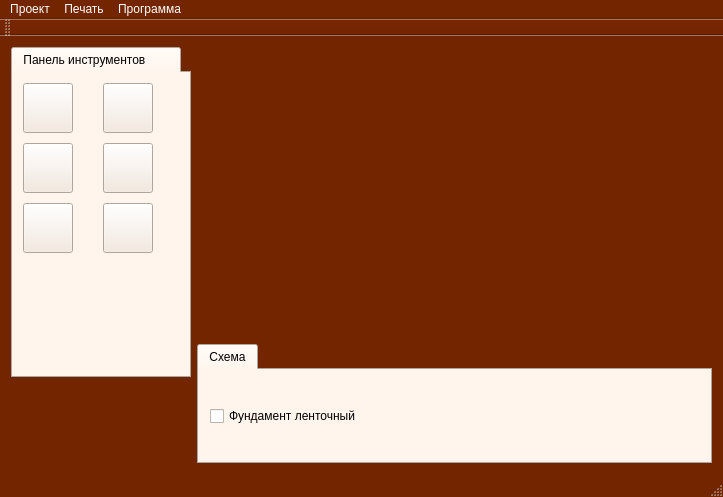
Old version of the form untitled/mainwindow.ui in the repository Constantine1991/wall.
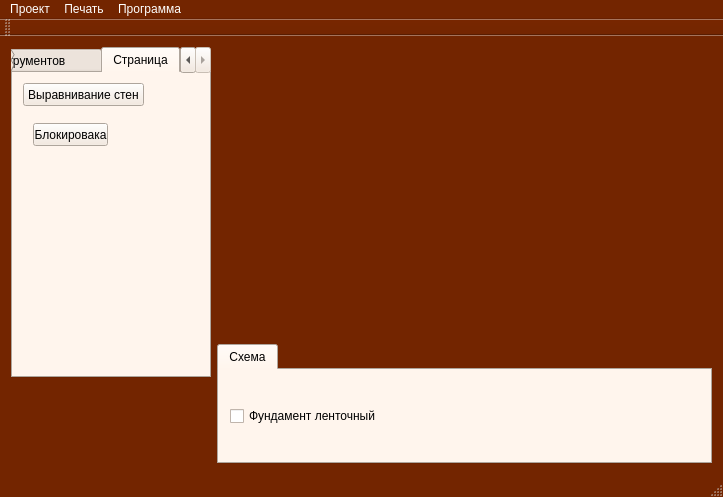
New version of the form. Icons and pictures are not drawn. Custom widgets are drawn as their Qt base class.

Diff of the .ui file:
```diff
--- a/untitled/mainwindow.ui
+++ b/untitled/mainwindow.ui
@@ -446,13 +446,13 @@
         </property>
         <property name="minimumSize">
          <size>
-          <width>180</width>
+          <width>200</width>
           <height>0</height>
          </size>
         </property>
         <property name="maximumSize">
          <size>
-          <width>180</width>
+          <width>200</width>
           <height>16777215</height>
          </size>
         </property>
@@ -872,7 +872,10 @@
          </palette>
         </property>
         <property name="currentIndex">
-         <number>0</number>
+         <number>1</number>
+        </property>
+        <property name="tabsClosable">
+         <bool>false</bool>
         </property>
         <widget class="QWidget" name="tab">
          <attribute name="title">
@@ -881,7 +884,7 @@
          <widget class="QPushButton" name="pushButton">
           <property name="geometry">
            <rect>
-            <x>10</x>
+            <x>30</x>
             <y>10</y>
             <width>50</width>
             <height>50</height>
@@ -893,11 +896,14 @@
           <property name="text">
            <string/>
           </property>
+          <property name="checkable">
+           <bool>true</bool>
+          </property>
          </widget>
          <widget class="QPushButton" name="pushButton_3">
           <property name="geometry">
            <rect>
-            <x>10</x>
+            <x>30</x>
             <y>70</y>
             <width>50</width>
             <height>50</height>
@@ -913,7 +919,7 @@
          <widget class="QPushButton" name="pushButton_5">
           <property name="geometry">
            <rect>
-            <x>10</x>
+            <x>30</x>
             <y>130</y>
             <width>50</width>
             <height>50</height>
@@ -929,7 +935,7 @@
          <widget class="QPushButton" name="pushButton_4">
           <property name="geometry">
            <rect>
-            <x>90</x>
+            <x>110</x>
             <y>70</y>
             <width>50</width>
             <height>50</height>
@@ -945,7 +951,7 @@
          <widget class="QPushButton" name="pushButton_2">
           <property name="geometry">
            <rect>
-            <x>90</x>
+            <x>110</x>
             <y>10</y>
             <width>50</width>
             <height>50</height>
@@ -957,11 +963,14 @@
           <property name="text">
            <string/>
           </property>
+          <property name="checkable">
+           <bool>true</bool>
+          </property>
          </widget>
          <widget class="QPushButton" name="pushButton_8">
           <property name="geometry">
            <rect>
-            <x>90</x>
+            <x>110</x>
             <y>130</y>
             <width>50</width>
             <height>50</height>
@@ -975,6 +984,46 @@
           </property>
          </widget>
         </widget>
+        <widget class="QWidget" name="tab_3">
+         <attribute name="title">
+          <string>Страница</string>
+         </attribute>
+         <widget class="QPushButton" name="pushButton_6">
+          <property name="geometry">
+           <rect>
+            <x>10</x>
+            <y>10</y>
+            <width>121</width>
+            <height>23</height>
+           </rect>
+          </property>
+          <property name="text">
+           <string>Выравнивание стен</string>
+          </property>
+         </widget>
+         <widget class="QPushButton" name="pushButton_7">
+          <property name="geometry">
+           <rect>
+            <x>20</x>
+            <y>50</y>
+            <width>75</width>
+            <height>23</height>
+           </rect>
+          </property>
+          <property name="text">
+           <string>Блокировака</string>
+          </property>
+          <property name="checkable">
+           <bool>true</bool>
+          </property>
+          <property name="checked">
+           <bool>false</bool>
+          </property>
+          <property name="autoExclusive">
+           <bool>false</bool>
+          </property>
+         </widget>
+        </widget>
        </widget>
       </item>
       <item>
```
